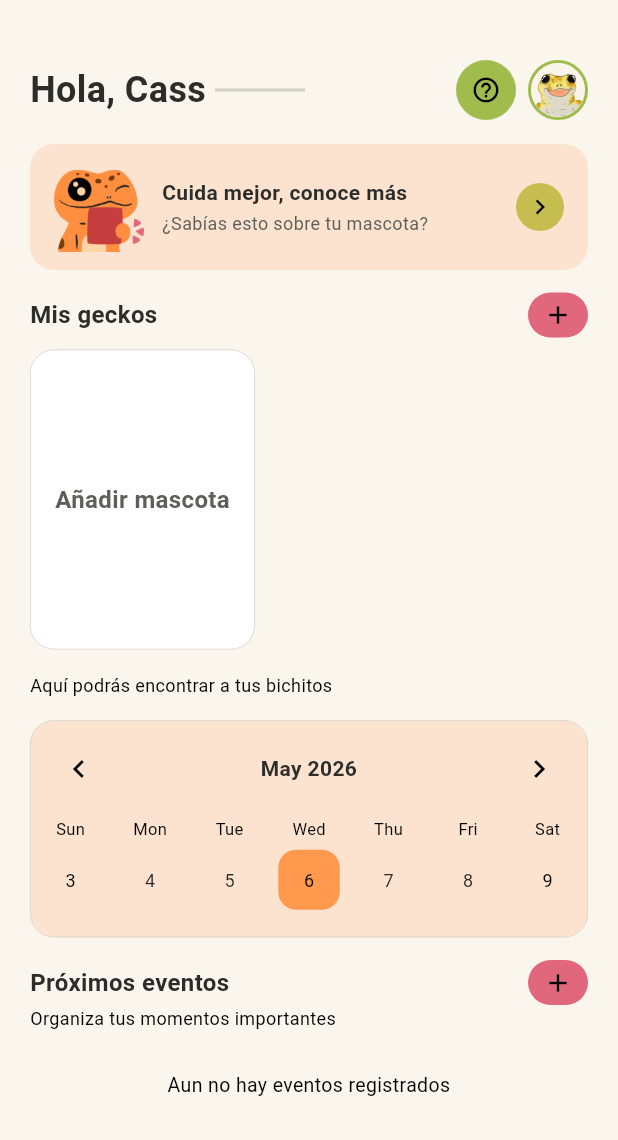
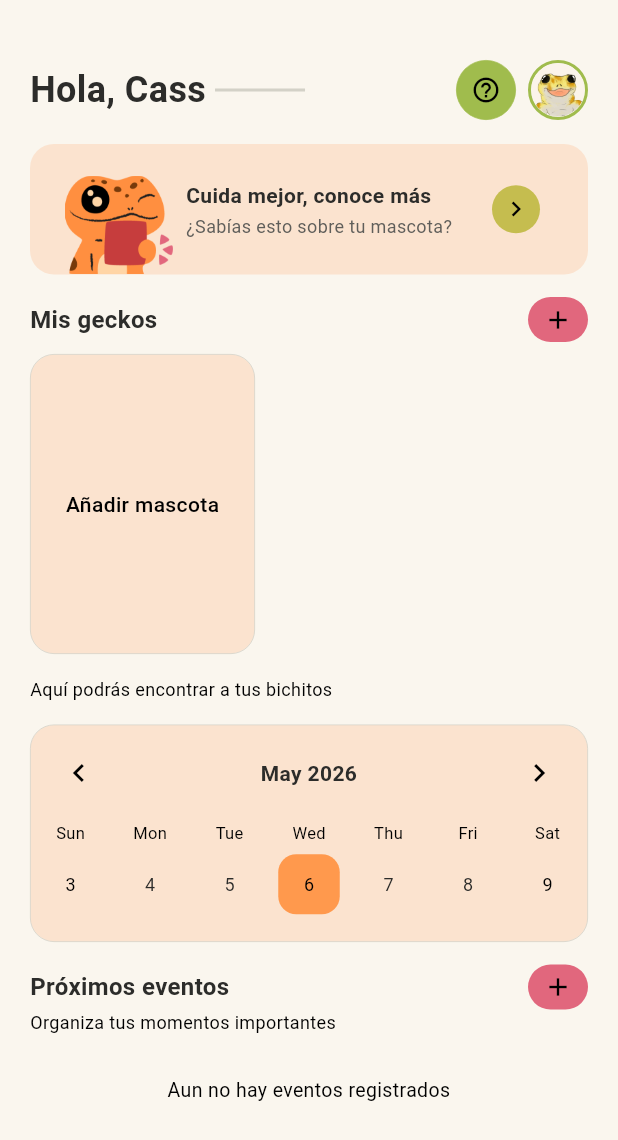
Before and after one commit to BettaLR/Faunama, a Flutter app: the HomeScreen screen opened directly, on a phone screen of 412 x 824 dp. Shown: the top 1140 px of the screen. Run offline on Flutter 3.47's test engine with Material 3 defaults, Android fonts, the phone set to English and light mode, and no system bars; drawn by our look-alikes of table_calendar; our stand-ins replace google_fonts, image_picker, shared_preferences; accounts and stored records are empty.

Commit message:
Correccion diseño pantalla personal
Co-authored-by: Copilot <copilot@github.com>

```diff
--- a/lib/screens/personal/home_screen.dart
+++ b/lib/screens/personal/home_screen.dart
@@ -197,7 +197,7 @@ class _HomeScreenState extends State<HomeScreen> {
                                   onTap: () => _showAddGeckoSheet(context),
                                   child: Container(
                                     decoration: BoxDecoration(
-                                      color: AppColors.white,
+                                      color: const Color(0xFFFBE3CF),
                                       borderRadius: BorderRadius.circular(16),
                                       border: Border.all(
                                           color: AppColors.border, width: 0.5),
@@ -205,8 +205,9 @@ class _HomeScreenState extends State<HomeScreen> {
                                     child: const Center(
                                       child: Text('Añadir mascota',
                                           style: TextStyle(
-                                              fontSize: 16,
-                                              fontWeight: FontWeight.w600)),
+                                              fontSize: 14,
+                                              fontWeight: FontWeight.w500,
+                                              color: Colors.black)),
                                     ),
                                   ),
                                 ),
--- a/lib/widgets/common_widgets.dart
+++ b/lib/widgets/common_widgets.dart
@@ -27,22 +27,26 @@ class TipCard extends StatelessWidget {
           color: const Color(0xFFFBE3CF),
           borderRadius: BorderRadius.circular(16),
         ),
+        child: Stack(
+          clipBehavior: Clip.none,
+          children: [
+            Positioned(
+              left: 7,
+              bottom: -15,
+              child: SizedBox(
+                width: 72,
+                height: 72,
+                child: Image.asset(
+                  'assets/images/gecko_blog.png',
+                  fit: BoxFit.contain,
+                ),
+              ),
+            ),
+            Padding(
+              padding: const EdgeInsets.symmetric(horizontal: 16, vertical: 12),
               child: Row(
                 children: [
-            // Ícono gecko placeholder
-            Container(
-              width: 60,
-              height: 60,
-              decoration: BoxDecoration(
-                color: const Color(0xFFFBE3CF),
-                borderRadius: BorderRadius.circular(12),
-              ),
-              alignment: Alignment.bottomCenter,
-              child: Image.asset(
-                'assets/images/gecko_blog.png',
-              ),
-            ),
-            const SizedBox(width: 12),
+                  const SizedBox(width: 72),
                   Expanded(
                     child: Column(
                       crossAxisAlignment: CrossAxisAlignment.start,
@@ -68,6 +72,9 @@ class TipCard extends StatelessWidget {
                     ),
                     child: const Icon(Icons.chevron_right,
                         color: Colors.black, size: 20),
+                  ),
+                ],
+              ),
             ),
           ],
         ),
```
Lines whose indentation alone changed are shown as unchanged.
